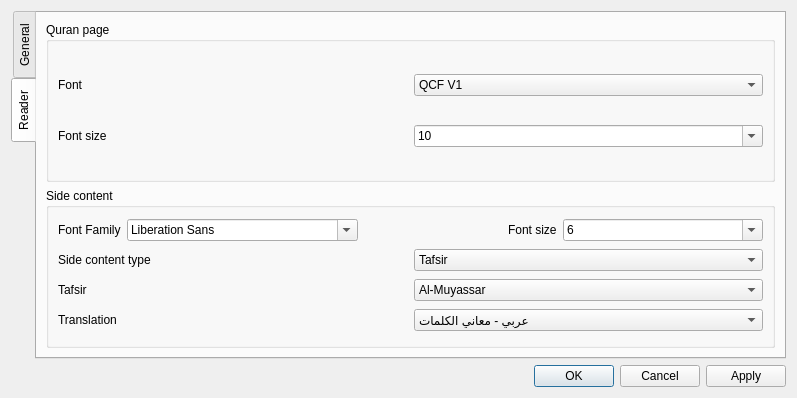
0xzer0x/quran-companion, file src/core/settingsdialog.ui: the form before one commit.
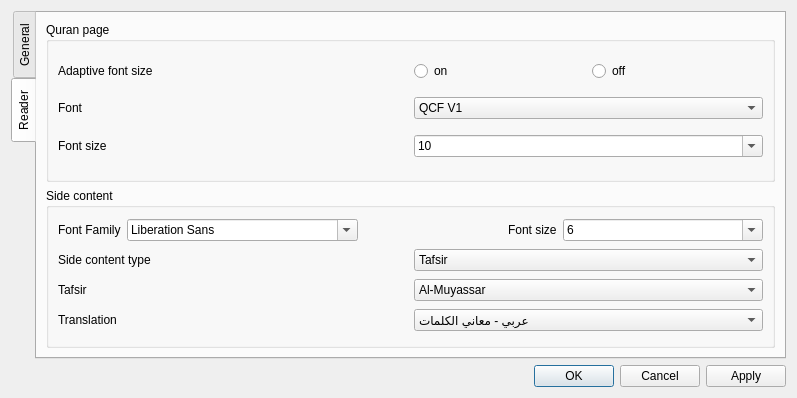
The form after the commit.

Commit message: v2 page fixes and adaptive page feature

Patch:
```diff
--- a/src/core/settingsdialog.ui
+++ b/src/core/settingsdialog.ui
@@ -131,6 +131,35 @@
           <string>Quran page</string>
          </property>
          <layout class="QVBoxLayout" name="verticalLayout_3">
+          <item>
+           <layout class="QHBoxLayout" name="horizontalLayout_14">
+            <item>
+             <widget class="QLabel" name="lbAdaptive">
+              <property name="text">
+               <string>Adaptive font size</string>
+              </property>
+             </widget>
+            </item>
+            <item>
+             <layout class="QHBoxLayout" name="horizontalLayout_13">
+              <item>
+               <widget class="QRadioButton" name="radioAdaptiveOn">
+                <property name="text">
+                 <string>on</string>
+                </property>
+               </widget>
+              </item>
+              <item>
+               <widget class="QRadioButton" name="radioAdaptiveOff">
+                <property name="text">
+                 <string>off</string>
+                </property>
+               </widget>
+              </item>
+             </layout>
+            </item>
+           </layout>
+          </item>
           <item>
            <layout class="QHBoxLayout" name="horizontalLayout_3">
             <item>
```
The commit also changes 11 other files.
